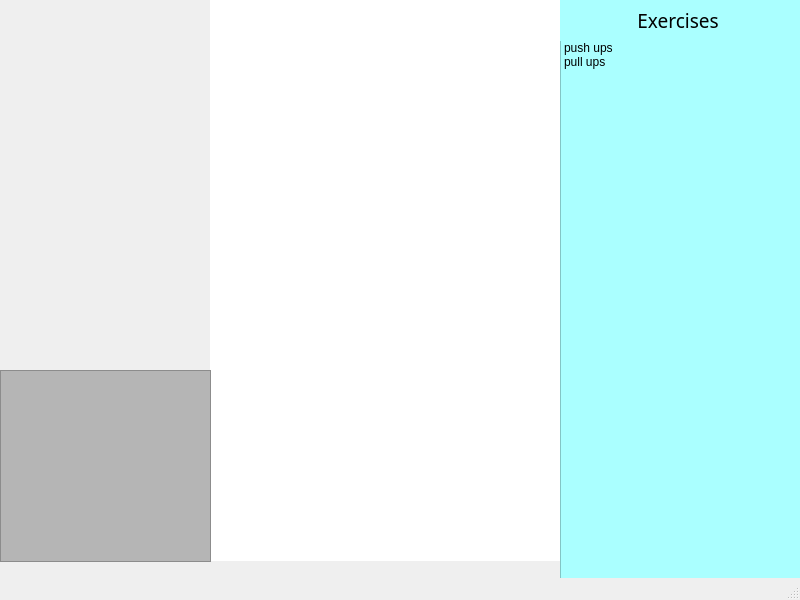
Old version of the form mainwindow.ui in the repository lebbinghaus1/Heavid.
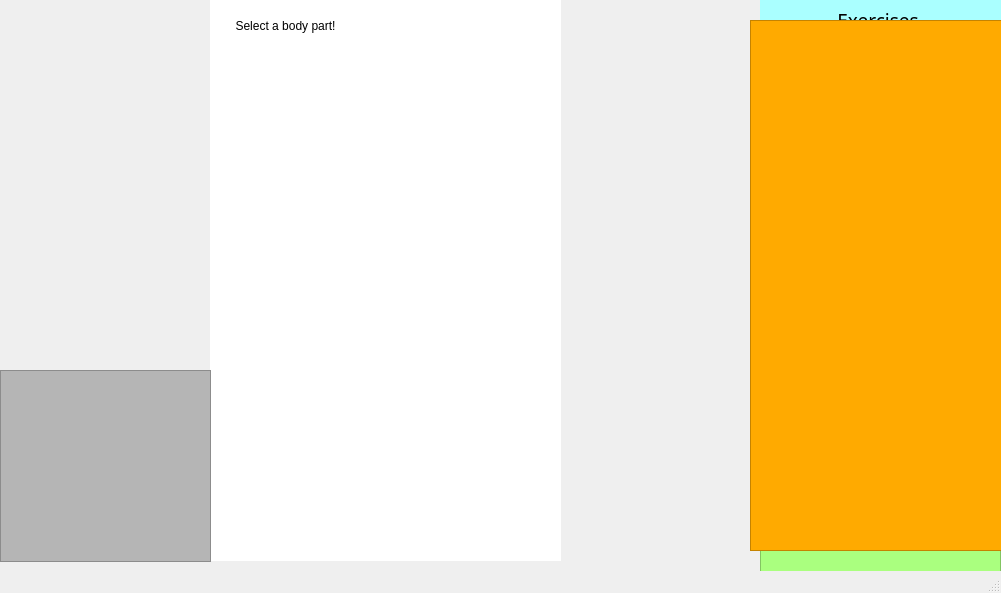
New version of the form. Icons and pictures are not drawn.

Commit message: ui with highlighted buttons and hide/show tables

Patch:
```diff
--- a/mainwindow.ui
+++ b/mainwindow.ui
@@ -6,19 +6,19 @@
    <rect>
     <x>0</x>
     <y>0</y>
-    <width>800</width>
-    <height>600</height>
+    <width>1001</width>
+    <height>593</height>
    </rect>
   </property>
   <property name="windowTitle">
    <string>MainWindow</string>
   </property>
   <widget class="QWidget" name="centralwidget">
-   <widget class="QListWidget" name="listWidget">
+   <widget class="QListWidget" name="UpperBodyWorkoutList">
     <property name="geometry">
      <rect>
-      <x>560</x>
-      <y>40</y>
+      <x>760</x>
+      <y>20</y>
       <width>241</width>
       <height>541</height>
      </rect>
@@ -45,29 +45,44 @@
    <widget class="QPushButton" name="CoreButton">
     <property name="geometry">
      <rect>
-      <x>336</x>
-      <y>90</y>
-      <width>96</width>
-      <height>151</height>
+      <x>333</x>
+      <y>137</y>
+      <width>102</width>
+      <height>131</height>
      </rect>
     </property>
     <property name="styleSheet">
-     <string notr="true">background-color: rgba(255, 255, 127, 50);</string>
+     <string notr="true">#CoreButton {
+background-color: transparent;
+
+}
+
+#CoreButton:pressed{
+	
+	border-image: url(:/resources/img/human_diagram_core.jpg);
+}
+</string>
     </property>
     <property name="text">
      <string/>
     </property>
+    <property name="autoDefault">
+     <bool>false</bool>
+    </property>
+    <property name="default">
+     <bool>false</bool>
+    </property>
     <property name="flat">
      <bool>true</bool>
     </property>
    </widget>
-   <widget class="QPushButton" name="UpperBodyButton1">
+   <widget class="QPushButton" name="RightArmButton">
     <property name="geometry">
      <rect>
-      <x>241</x>
-      <y>90</y>
-      <width>92</width>
-      <height>221</height>
+      <x>239</x>
+      <y>96</y>
+      <width>98</width>
+      <height>211</height>
      </rect>
     </property>
     <property name="palette">
@@ -75,28 +90,28 @@
       <active>
        <colorrole role="Button">
         <brush brushstyle="SolidPattern">
-         <color alpha="50">
-          <red>255</red>
-          <green>255</green>
-          <blue>127</blue>
+         <color alpha="0">
+          <red>0</red>
+          <green>0</green>
+          <blue>0</blue>
          </color>
         </brush>
        </colorrole>
        <colorrole role="Base">
         <brush brushstyle="SolidPattern">
-         <color alpha="50">
-          <red>255</red>
-          <green>255</green>
-          <blue>127</blue>
+         <color alpha="0">
+          <red>0</red>
+          <green>0</green>
+          <blue>0</blue>
          </color>
         </brush>
        </colorrole>
        <colorrole role="Window">
         <brush brushstyle="SolidPattern">
-         <color alpha="50">
-          <red>255</red>
-          <green>255</green>
-          <blue>127</blue>
+         <color alpha="0">
+          <red>0</red>
+          <green>0</green>
+          <blue>0</blue>
          </color>
         </brush>
        </colorrole>
@@ -104,28 +119,28 @@
       <inactive>
        <colorrole role="Button">
         <brush brushstyle="SolidPattern">
-         <color alpha="50">
-          <red>255</red>
-          <green>255</green>
-          <blue>127</blue>
+         <color alpha="0">
+          <red>0</red>
+          <green>0</green>
+          <blue>0</blue>
          </color>
         </brush>
        </colorrole>
        <colorrole role="Base">
         <brush brushstyle="SolidPattern">
-         <color alpha="50">
-          <red>255</red>
-          <green>255</green>
-          <blue>127</blue>
+         <color alpha="0">
+          <red>0</red>
+          <green>0</green>
+          <blue>0</blue>
          </color>
         </brush>
        </colorrole>
        <colorrole role="Window">
         <brush brushstyle="SolidPattern">
-         <color alpha="50">
-          <red>255</red>
-          <green>255</green>
-          <blue>127</blue>
+         <color alpha="0">
+          <red>0</red>
+          <green>0</green>
+          <blue>0</blue>
          </color>
         </brush>
        </colorrole>
@@ -133,28 +148,28 @@
       <disabled>
        <colorrole role="Button">
         <brush brushstyle="SolidPattern">
-         <color alpha="50">
-          <red>255</red>
-          <green>255</green>
-          <blue>127</blue>
+         <color alpha="0">
+          <red>0</red>
+          <green>0</green>
+          <blue>0</blue>
          </color>
         </brush>
        </colorrole>
        <colorrole role="Base">
         <brush brushstyle="SolidPattern">
-         <color alpha="50">
-          <red>255</red>
-          <green>255</green>
-          <blue>127</blue>
+         <color alpha="0">
+          <red>0</red>
+          <green>0</green>
+          <blue>0</blue>
          </color>
         </brush>
        </colorrole>
        <colorrole role="Window">
         <brush brushstyle="SolidPattern">
-         <color alpha="50">
-          <red>255</red>
-          <green>255</green>
-          <blue>127</blue>
+         <color alpha="0">
+          <red>0</red>
+          <green>0</green>
+          <blue>0</blue>
          </color>
         </brush>
        </colorrole>
@@ -165,7 +180,16 @@
      <bool>false</bool>
     </property>
     <property name="styleSheet">
-     <string notr="true">background-color: rgba(255, 255, 127, 50);</string>
+     <string notr="true">#RightArmButton {
+background-color: transparent;
+
+}
+
+#RightArmButton:pressed{
+	
+	border-image: url(:/resources/img/human_diagram_rightArm.jpg);
+}
+</string>
     </property>
     <property name="text">
      <string/>
@@ -187,13 +211,20 @@
     <property name="geometry">
      <rect>
       <x>330</x>
-      <y>240</y>
-      <width>111</width>
-      <height>321</height>
+      <y>237</y>
+      <width>106</width>
+      <height>324</height>
      </rect>
     </property>
     <property name="styleSheet">
-     <string notr="true">background-color: rgba(255, 255, 127, 50);</string>
+     <string notr="true">#LowerBodyButton {
+
+}
+
+#LowerBodyButton:pressed{
+	border-image: url(:/resources/img/human_diagram_lowerbody.jpg);
+}
+</string>
     </property>
     <property name="text">
      <string/>
@@ -211,6 +242,12 @@
       <height>561</height>
      </rect>
     </property>
+    <property name="sizePolicy">
+     <sizepolicy hsizetype="Preferred" vsizetype="Preferred">
+      <horstretch>0</horstretch>
+      <verstretch>0</verstretch>
+     </sizepolicy>
+    </property>
     <property name="styleSheet">
      <string notr="true">image: url(:/resources/img/human_diagram_front.jpg);
 background-color: rgb(255, 255, 255);</string>
@@ -219,17 +256,26 @@
      <string/>
     </property>
    </widget>
-   <widget class="QPushButton" name="UpperBodyButton2">
+   <widget class="QPushButton" name="LeftArmButton">
     <property name="geometry">
      <rect>
-      <x>431</x>
-      <y>90</y>
-      <width>99</width>
-      <height>221</height>
+      <x>430</x>
+      <y>94</y>
+      <width>101</width>
+      <height>214</height>
      </rect>
     </property>
     <property name="styleSheet">
-     <string notr="true">background-color: rgba(255, 255, 127, 50);</string>
+     <string notr="true">#LeftArmButton {
+background-color: transparent;
+
+}
+
+#LeftArmButton:pressed{
+	
+	border-image: url(:/resources/img/human_diagram_leftArm.jpg);
+}
+</string>
     </property>
     <property name="text">
      <string/>
@@ -254,7 +300,7 @@
    <widget class="QLabel" name="ExercisesLabel">
     <property name="geometry">
      <rect>
-      <x>560</x>
+      <x>760</x>
       <y>0</y>
       <width>241</width>
       <height>41</height>
@@ -280,21 +326,129 @@
      <set>Qt::AlignCenter</set>
     </property>
    </widget>
+   <widget class="QPushButton" name="ChestButton">
+    <property name="geometry">
+     <rect>
+      <x>331</x>
+      <y>61</y>
+      <width>107</width>
+      <height>90</height>
+     </rect>
+    </property>
+    <property name="styleSheet">
+     <string notr="true">#ChestButton {
+background-color: transparent;
+
+}
+
+#ChestButton:pressed{
+	
+	border-image: url(:/resources/img/human_diagram_chest.jpg);
+}</string>
+    </property>
+    <property name="text">
+     <string/>
+    </property>
+    <property name="flat">
+     <bool>true</bool>
+    </property>
+   </widget>
+   <widget class="QLabel" name="label_2">
+    <property name="geometry">
+     <rect>
+      <x>220</x>
+      <y>10</y>
+      <width>131</width>
+      <height>31</height>
+     </rect>
+    </property>
+    <property name="text">
+     <string>Select a body part!</string>
+    </property>
+    <property name="alignment">
+     <set>Qt::AlignCenter</set>
+    </property>
+   </widget>
+   <widget class="QListWidget" name="LowerBodyWorkoutList">
+    <property name="geometry">
+     <rect>
+      <x>760</x>
+      <y>20</y>
+      <width>241</width>
+      <height>581</height>
+     </rect>
+    </property>
+    <property name="styleSheet">
+     <string notr="true">background-color: rgb(170, 255, 127);</string>
+    </property>
+   </widget>
+   <widget class="QListWidget" name="CoreWorkoutList">
+    <property name="geometry">
+     <rect>
+      <x>750</x>
+      <y>20</y>
+      <width>256</width>
+      <height>531</height>
+     </rect>
+    </property>
+    <property name="styleSheet">
+     <string notr="true">background-color: rgb(255, 170, 0);</string>
+    </property>
+   </widget>
+   <widget class="QLabel" name="backgroundImage">
+    <property name="geometry">
+     <rect>
+      <x>0</x>
+      <y>0</y>
+      <width>1001</width>
+      <height>551</height>
+     </rect>
+    </property>
+    <property name="sizePolicy">
+     <sizepolicy hsizetype="Preferred" vsizetype="Preferred">
+      <horstretch>0</horstretch>
+      <verstretch>0</verstretch>
+     </sizepolicy>
+    </property>
+    <property name="minimumSize">
+     <size>
+      <width>0</width>
+      <height>551</height>
+     </size>
+    </property>
+    <property name="maximumSize">
+     <size>
+      <width>1611</width>
+      <height>551</height>
+     </size>
+    </property>
+    <property name="styleSheet">
+     <string notr="true">border-image: url(:/resources/img/Orange and White Modern Teamwork Keynote Presentation.png);</string>
+    </property>
+    <property name="text">
+     <string/>
+    </property>
+   </widget>
+   <zorder>backgroundImage</zorder>
    <zorder>label</zorder>
-   <zorder>listWidget</zorder>
+   <zorder>UpperBodyWorkoutList</zorder>
    <zorder>CoreButton</zorder>
-   <zorder>UpperBodyButton1</zorder>
+   <zorder>RightArmButton</zorder>
    <zorder>LowerBodyButton</zorder>
-   <zorder>UpperBodyButton2</zorder>
+   <zorder>LeftArmButton</zorder>
    <zorder>listWidget_2</zorder>
    <zorder>ExercisesLabel</zorder>
+   <zorder>ChestButton</zorder>
+   <zorder>label_2</zorder>
+   <zorder>LowerBodyWorkoutList</zorder>
+   <zorder>CoreWorkoutList</zorder>
   </widget>
   <widget class="QMenuBar" name="menubar">
    <property name="geometry">
     <rect>
      <x>0</x>
      <y>0</y>
-     <width>800</width>
+     <width>1001</width>
      <height>21</height>
     </rect>
    </property>
```
Left out of the diff: 243 changed lines with no effect on the pictures. The commit also changes 10 other files.
